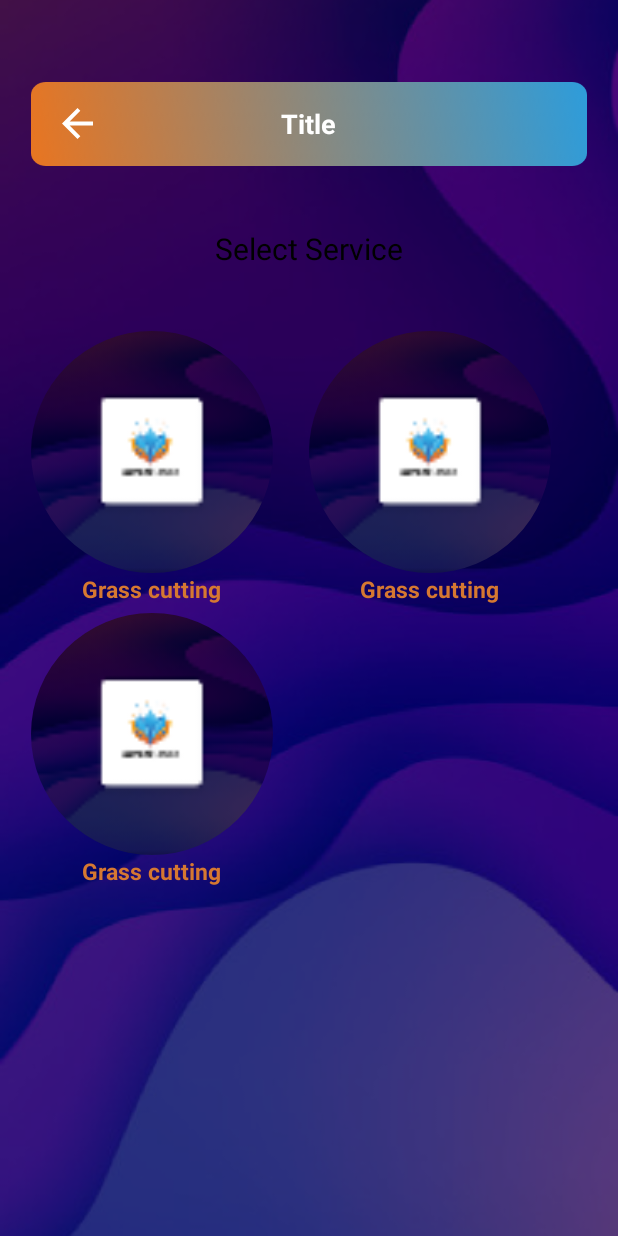
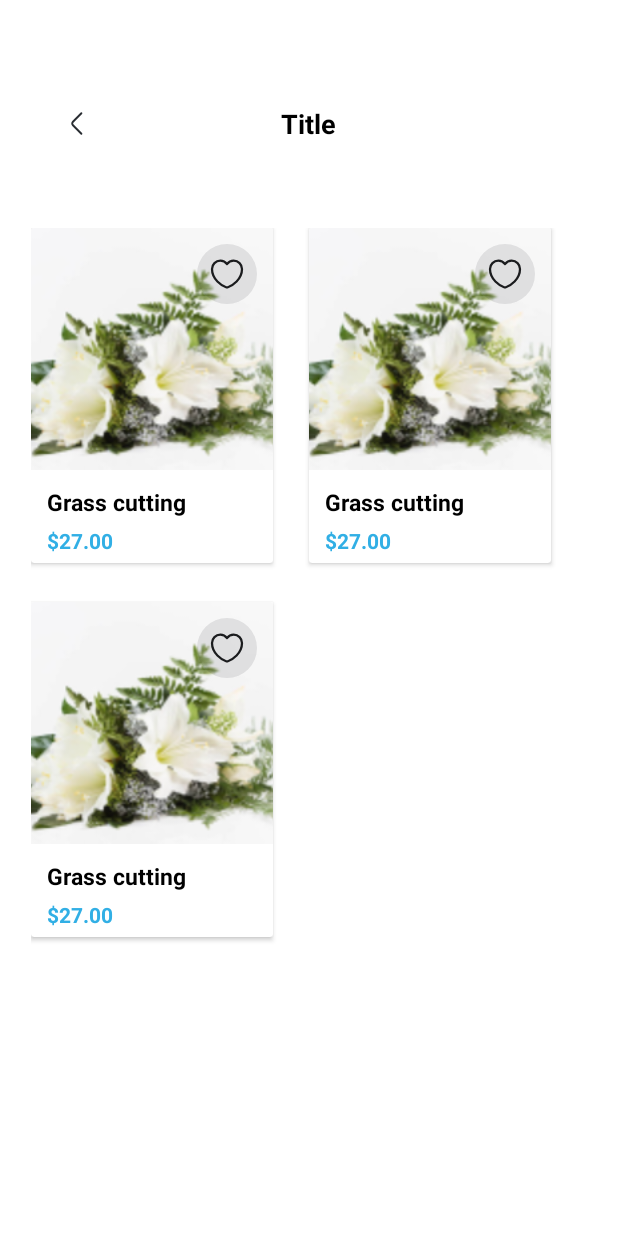
Before and after one commit to Aousaf786/loveoneandroid, an Android app: the layout fragment_services.xml on its own in the app's theme, with its tools: preview values and no code run, on a phone screen of 412 x 824 dp. Run offline under Robolectric (Android 15) with nearby library versions, the phone set to English and light mode, and no system bars.

Commit message:
[in-progress] update services UI

```diff
--- a/app/src/main/java/com/connaughttechnologies/lovedonce/MainActivity.kt
+++ b/app/src/main/java/com/connaughttechnologies/lovedonce/MainActivity.kt
@@ -194,6 +194,9 @@ class MainActivity : BaseActivity<MainViewModel, ActivityMainBinding>(), Purchas
         sharedViewModel.eventToolbarBackedClicked.observe(this, Observer {
             findNavController(R.id.nav_host_fragment).popBackStack()
         })
+        sharedViewModel.eventToolbarRightBtnClicked.observe(this, Observer {
+            //todo
+        })
 
         sharedViewModel.eventSharedShowLoading.observe(this, Observer {
             if (it)
--- a/app/src/main/java/com/connaughttechnologies/lovedonce/base/SharedViewModel.kt
+++ b/app/src/main/java/com/connaughttechnologies/lovedonce/base/SharedViewModel.kt
@@ -88,6 +88,10 @@ class SharedViewModel : BaseViewModel() {
     fun onClickToolbarBack() {
         eventToolbarBackedClicked.call()
     }
+    val eventToolbarRightBtnClicked = SingleLiveEvent<Any>()
+    fun onClickToolbarRightButton() {
+        eventToolbarRightBtnClicked.call()
+    }
 
     //app permissions
     val eventPermissionCheckLocation = SingleLiveEvent<Any>()
--- a/app/src/main/res/drawable/ic_back.xml
+++ b/app/src/main/res/drawable/ic_back.xml
@@ -1,13 +1,13 @@
 <vector xmlns:android="http://schemas.android.com/apk/res/android"
-    android:width="16dp"
-    android:height="16dp"
-    android:viewportWidth="16"
-    android:viewportHeight="16">
-  <group>
-    <clip-path
-        android:pathData="M0,0h16v16h-16z"/>
-    <path
-        android:pathData="M8,16 L9.455,14.545l-5.506,-5.506L16,9.039L16,6.961L3.948,6.961L9.455,1.455 8,0l-8,8Z"
-        android:fillColor="#ffffff"/>
-  </group>
+    android:width="24dp"
+    android:height="24dp"
+    android:viewportWidth="24"
+    android:viewportHeight="24">
+  <path
+      android:pathData="M15,19.92L8.48,13.4C7.71,12.63 7.71,11.37 8.48,10.6L15,4.08"
+      android:strokeLineJoin="round"
+      android:strokeWidth="1.5"
+      android:fillColor="#00000000"
+      android:strokeColor="#292D32"
+      android:strokeLineCap="round"/>
 </vector>
--- /dev/null
+++ b/app/src/main/res/drawable/ic_fav_empty.xml
@@ -0,0 +1,18 @@
+<vector xmlns:android="http://schemas.android.com/apk/res/android"
+    android:width="40dp"
+    android:height="40dp"
+    android:viewportWidth="40"
+    android:viewportHeight="40">
+  <path
+      android:pathData="M20,20m-20,0a20,20 0,1 1,40 0a20,20 0,1 1,-40 0"
+      android:strokeAlpha="0.1"
+      android:fillColor="#1B1C1E"
+      android:fillAlpha="0.1"/>
+  <path
+      android:pathData="M20.62,28.81C20.28,28.93 19.72,28.93 19.38,28.81C16.48,27.82 10,23.69 10,16.69C10,13.6 12.49,11.1 15.56,11.1C17.38,11.1 18.99,11.98 20,13.34C21.01,11.98 22.63,11.1 24.44,11.1C27.51,11.1 30,13.6 30,16.69C30,23.69 23.52,27.82 20.62,28.81Z"
+      android:strokeLineJoin="round"
+      android:strokeWidth="1.5"
+      android:fillColor="#00000000"
+      android:strokeColor="#1B1C1E"
+      android:strokeLineCap="round"/>
+</vector>
--- /dev/null
+++ b/app/src/main/res/drawable/ic_toolbar_cart.xml
@@ -0,0 +1,34 @@
+<vector xmlns:android="http://schemas.android.com/apk/res/android"
+    android:width="24dp"
+    android:height="24dp"
+    android:viewportWidth="24"
+    android:viewportHeight="24">
+  <path
+      android:pathData="M2,2H3.74C4.82,2 5.67,2.93 5.58,4L4.75,13.96C4.61,15.59 5.9,16.99 7.54,16.99H18.19C19.63,16.99 20.89,15.81 21,14.38L21.54,6.88C21.66,5.22 20.4,3.87 18.73,3.87H5.82"
+      android:strokeLineJoin="round"
+      android:strokeWidth="1.5"
+      android:fillColor="#00000000"
+      android:strokeColor="#1B1C1E"
+      android:strokeLineCap="round"/>
+  <path
+      android:pathData="M16.25,22C16.94,22 17.5,21.44 17.5,20.75C17.5,20.06 16.94,19.5 16.25,19.5C15.56,19.5 15,20.06 15,20.75C15,21.44 15.56,22 16.25,22Z"
+      android:strokeLineJoin="round"
+      android:strokeWidth="1.5"
+      android:fillColor="#00000000"
+      android:strokeColor="#1B1C1E"
+      android:strokeLineCap="round"/>
+  <path
+      android:pathData="M8.25,22C8.94,22 9.5,21.44 9.5,20.75C9.5,20.06 8.94,19.5 8.25,19.5C7.56,19.5 7,20.06 7,20.75C7,21.44 7.56,22 8.25,22Z"
+      android:strokeLineJoin="round"
+      android:strokeWidth="1.5"
+      android:fillColor="#00000000"
+      android:strokeColor="#1B1C1E"
+      android:strokeLineCap="round"/>
+  <path
+      android:pathData="M9,8H21"
+      android:strokeLineJoin="round"
+      android:strokeWidth="1.5"
+      android:fillColor="#00000000"
+      android:strokeColor="#1B1C1E"
+      android:strokeLineCap="round"/>
+</vector>
--- a/app/src/main/res/layout/fragment_services.xml
+++ b/app/src/main/res/layout/fragment_services.xml
@@ -13,8 +13,6 @@
     <RelativeLayout
         android:layout_width="match_parent"
         android:layout_height="match_parent">
-
-        <include layout="@layout/layout_bg_home" />
 
         <androidx.constraintlayout.widget.ConstraintLayout
             android:layout_width="match_parent"
@@ -38,18 +36,6 @@
                     app:layout_constraintTop_toTopOf="parent" />
             </RelativeLayout>
 
-
-            <TextView
-                android:id="@+id/tvTitleHome"
-                style="@style/MainTitle"
-                android:layout_width="wrap_content"
-                android:layout_height="wrap_content"
-                android:layout_marginTop="@dimen/home_content_top"
-                android:text="Select Service"
-                app:layout_constraintEnd_toEndOf="parent"
-                app:layout_constraintStart_toStartOf="parent"
-                app:layout_constraintTop_toBottomOf="@id/toolbarContainer" />
-
             <androidx.recyclerview.widget.RecyclerView
                 android:id="@+id/rvServices"
                 android:layout_width="match_parent"
@@ -61,7 +47,7 @@
                 app:layout_constraintBottom_toBottomOf="parent"
                 app:layout_constraintEnd_toEndOf="parent"
                 app:layout_constraintStart_toStartOf="parent"
-                app:layout_constraintTop_toBottomOf="@+id/tvTitleHome"
+                app:layout_constraintTop_toBottomOf="@+id/toolbarContainer"
                 app:spanCount="2"
                 tools:listitem="@layout/list_item_service" />
 
--- a/app/src/main/res/layout/layout_toolbar.xml
+++ b/app/src/main/res/layout/layout_toolbar.xml
@@ -1,5 +1,6 @@
 <?xml version="1.0" encoding="utf-8"?>
-<layout xmlns:android="http://schemas.android.com/apk/res/android">
+<layout xmlns:android="http://schemas.android.com/apk/res/android"
+    xmlns:tools="http://schemas.android.com/tools">
 
     <data>
 
@@ -10,8 +11,7 @@
 
     <RelativeLayout
         android:layout_width="match_parent"
-        android:layout_height="?attr/actionBarSize"
-        android:background="@drawable/bg_button">
+        android:layout_height="?attr/actionBarSize">
 
         <ImageView
             android:layout_width="@dimen/_16sdp"
@@ -28,5 +28,15 @@
             android:layout_height="wrap_content"
             android:layout_centerInParent="true"
             android:text="Title" />
+
+        <ImageView
+            android:id="@+id/ivToolbarBtnEnd"
+            android:layout_width="@dimen/_16sdp"
+            android:layout_height="@dimen/_16sdp"
+            android:layout_alignParentEnd="true"
+            android:layout_centerVertical="true"
+            android:layout_marginEnd="@dimen/default_margin"
+            android:onClick="@{()->sharedViewModel.onClickToolbarBack()}"
+            tools:src="@drawable/ic_toolbar_cart" />
     </RelativeLayout>
 </layout>
--- a/app/src/main/res/layout/list_item_service.xml
+++ b/app/src/main/res/layout/list_item_service.xml
@@ -1,29 +1,58 @@
 <?xml version="1.0" encoding="utf-8"?>
-<LinearLayout xmlns:android="http://schemas.android.com/apk/res/android"
+<androidx.cardview.widget.CardView xmlns:android="http://schemas.android.com/apk/res/android"
     xmlns:app="http://schemas.android.com/apk/res-auto"
     xmlns:tools="http://schemas.android.com/tools"
+    android:layout_width="@dimen/services_width"
+    android:layout_height="wrap_content"
+    android:layout_marginEnd="@dimen/home_content_end"
+    android:layout_marginBottom="@dimen/_20sdp">
+
+    <RelativeLayout
+        android:layout_width="wrap_content"
+        android:layout_height="wrap_content">
+
+        <LinearLayout
             android:id="@+id/contentServices"
             android:layout_width="@dimen/services_width"
             android:layout_height="wrap_content"
-    android:layout_marginEnd="@dimen/home_content_end"
-    android:gravity="center"
             android:orientation="vertical">
 
-    <com.google.android.material.imageview.ShapeableImageView
+            <ImageView
                 android:id="@+id/ivService"
                 android:layout_width="@dimen/services_width"
                 android:layout_height="@dimen/services_height"
+                android:layout_marginBottom="@dimen/default_margin_8"
                 android:scaleType="centerCrop"
-        android:src="@mipmap/ic_launcher"
-        app:shapeAppearance="@style/ShapeAppearanceOverlay.App.CornerSize50Percent" />
+                android:src="@drawable/img_flowers" />
 
             <TextView
                 android:id="@+id/tvTitle"
                 style="@style/HomeMenu"
                 android:layout_width="wrap_content"
                 android:layout_height="wrap_content"
+                android:layout_marginStart="@dimen/default_margin_8"
                 android:layout_marginBottom="@dimen/_4sdp"
-        android:gravity="center"
-        android:textColor="@color/color_FFD67831"
+                android:textColor="@color/black"
                 tools:text="Grass cutting" />
+
+            <TextView
+                android:id="@+id/tvPrice"
+                style="@style/HomeMenu"
+                android:layout_width="wrap_content"
+                android:layout_height="wrap_content"
+                android:layout_marginStart="@dimen/default_margin_8"
+                android:layout_marginBottom="@dimen/_4sdp"
+                android:textColor="@color/colorPrimary"
+                android:textSize="14sp"
+                tools:text="$27.00" />
         </LinearLayout>
+
+        <androidx.appcompat.widget.AppCompatImageView
+            android:id="@+id/ivBtnFav"
+            android:layout_width="wrap_content"
+            android:layout_height="wrap_content"
+            android:layout_alignParentRight="true"
+            android:layout_margin="@dimen/default_margin_8"
+            android:src="@drawable/ic_fav_empty" />
+    </RelativeLayout>
+</androidx.cardview.widget.CardView>
--- a/app/src/main/res/values/styles.xml
+++ b/app/src/main/res/values/styles.xml
@@ -90,7 +90,7 @@
     <style name="ToolbarTitle" parent="TextAppearance.AppCompat">
         <item name="android:textSize">18sp</item>
         <item name="android:textStyle">bold</item>
-        <item name="android:textColor">@color/white</item>
+        <item name="android:textColor">@color/black</item>
     </style>
 
     <style name="CheckoutTitle" parent="TextAppearance.AppCompat">
```
Also changed, not shown: app/src/main/res/drawable/img_flowers.png (added). Lines whose indentation alone changed are shown as unchanged.
